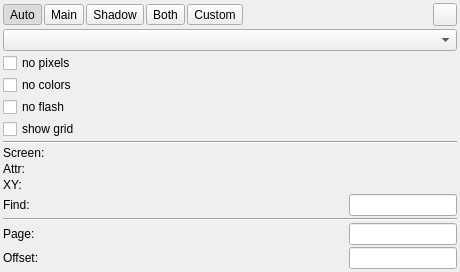
This is ui/dbgwidgets/form_zxscreen.ui in Volutar/xpeccy-plus as Qt 5 draws it before an edit. The edited form follows.
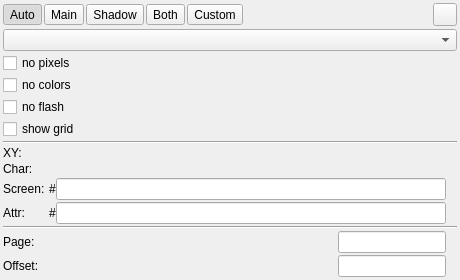
This is the edited form. Icons and pictures are not drawn. Custom widgets are drawn as their Qt base class.

Commit message:
screen panel: one field both reads an address and finds one
The two addresses are fields you can type into now, so the separate Find box
is gone: point at a dot to read them, or type one in to see where it lands.
Where the dot is has its own two lines, in pixels and in character cells, and
everything says so with dashes when nothing is pointed at.

Tooltips across the panel are short phrases rather than sentences.

Patch:
```diff
--- a/ui/dbgwidgets/form_zxscreen.ui
+++ b/ui/dbgwidgets/form_zxscreen.ui
@@ -207,52 +207,6 @@
           <number>2</number>
          </property>
          <item row="0" column="0">
-          <widget class="QLabel" name="labScrPixCap">
-           <property name="toolTip">
-            <string>Address of the byte holding the dot under the cursor, and which bit of it the dot is. Right click to copy the address</string>
-           </property>
-           <property name="text">
-            <string>Screen:</string>
-           </property>
-          </widget>
-         </item>
-         <item row="0" column="1">
-          <widget class="QLabel" name="labScrPix">
-           <property name="toolTip">
-            <string>Address of the byte holding the dot under the cursor, and which bit of it the dot is. Right click to copy the address</string>
-           </property>
-           <property name="text">
-            <string/>
-           </property>
-           <property name="alignment">
-            <set>Qt::AlignRight|Qt::AlignVCenter</set>
-           </property>
-          </widget>
-         </item>
-         <item row="1" column="0">
-          <widget class="QLabel" name="labScrAtrCap">
-           <property name="toolTip">
-            <string>Address of the attribute byte colouring the cell under the cursor. Right click to copy it</string>
-           </property>
-           <property name="text">
-            <string>Attr:</string>
-           </property>
-          </widget>
-         </item>
-         <item row="1" column="1">
-          <widget class="QLabel" name="labScrAtr">
-           <property name="toolTip">
-            <string>Address of the attribute byte colouring the cell under the cursor. Right click to copy it</string>
-           </property>
-           <property name="text">
-            <string/>
-           </property>
-           <property name="alignment">
-            <set>Qt::AlignRight|Qt::AlignVCenter</set>
-           </property>
-          </widget>
-         </item>
-         <item row="2" column="0">
           <widget class="QLabel" name="labScrXYCap">
            <property name="toolTip">
             <string>Where the cursor is on the screen, in pixels from the top left corner</string>
@@ -262,7 +216,7 @@
            </property>
           </widget>
          </item>
-         <item row="2" column="1">
+         <item row="0" column="1" colspan="2">
           <widget class="QLabel" name="labScrXY">
            <property name="toolTip">
             <string>Where the cursor is on the screen, in pixels from the top left corner</string>
@@ -275,24 +229,111 @@
            </property>
           </widget>
          </item>
+         <item row="1" column="0">
+          <widget class="QLabel" name="labScrCharCap">
+           <property name="toolTip">
+            <string>Position in character cells</string>
+           </property>
+           <property name="text">
+            <string>Char:</string>
+           </property>
+          </widget>
+         </item>
+         <item row="1" column="1" colspan="2">
+          <widget class="QLabel" name="labScrChar">
+           <property name="toolTip">
+            <string>Position in character cells</string>
+           </property>
+           <property name="text">
+            <string></string>
+           </property>
+           <property name="alignment">
+            <set>Qt::AlignRight|Qt::AlignVCenter</set>
+           </property>
+          </widget>
+         </item>
+         <item row="2" column="0">
+          <widget class="QLabel" name="labScrPixCap">
+           <property name="toolTip">
+            <string>Pixel byte address. Type to find</string>
+           </property>
+           <property name="text">
+            <string>Screen:</string>
+           </property>
+          </widget>
+         </item>
+         <item row="2" column="1" alignment="Qt::AlignRight">
+          <layout class="QHBoxLayout" name="leScrLay">
+           <property name="spacing">
+            <number>0</number>
+           </property>
+           <item>
+          <widget class="QLabel" name="labScrPixPfx">
+           <property name="text">
+            <string>#</string>
+           </property>
+           <property name="indent">
+            <number>0</number>
+           </property>
+          </widget>
+           </item>
+           <item>
+            <widget class="xHexSpin" name="leScr">
+             <property name="toolTip">
+              <string>Pixel byte address. Type to find</string>
+             </property>
+            </widget>
+           </item>
+          </layout>
+         </item>
+         <item row="2" column="2">
+          <widget class="QLabel" name="labScrBit">
+           <property name="toolTip">
+            <string>Which bit the dot is</string>
+           </property>
+           <property name="text">
+            <string></string>
+           </property>
+           <property name="indent">
+            <number>0</number>
+           </property>
+          </widget>
+         </item>
          <item row="3" column="0">
-          <widget class="QLabel" name="labScrFindCap">
+          <widget class="QLabel" name="labScrAtrCap">
            <property name="toolTip">
             <string>Type an address and the picture marks the dot it holds - the raster or the attributes, whichever the address is</string>
            </property>
            <property name="text">
-            <string>Find:</string>
+            <string>Attr:</string>
            </property>
           </widget>
          </item>
          <item row="3" column="1" alignment="Qt::AlignRight">
-          <widget class="xHexSpin" name="leScrFind">
-           <property name="toolTip">
-            <string>Type an address and the picture marks the dot it holds - the raster or the attributes, whichever the address is</string>
+          <layout class="QHBoxLayout" name="leAtrLay">
+           <property name="spacing">
+            <number>0</number>
+           </property>
+           <item>
+          <widget class="QLabel" name="labScrAtrPfx">
+           <property name="text">
+            <string>#</string>
+           </property>
+           <property name="indent">
+            <number>0</number>
            </property>
           </widget>
+           </item>
+           <item>
+            <widget class="xHexSpin" name="leAtr">
+             <property name="toolTip">
+              <string>Attribute byte address. Type to find</string>
+             </property>
+            </widget>
+           </item>
+          </layout>
          </item>
-         <item row="4" column="0" colspan="2">
+         <item row="4" column="0" colspan="3">
           <widget class="Line" name="lineScrTwo">
            <property name="orientation">
             <enum>Qt::Horizontal</enum>
```
Left out of the diff: 34 changed lines with no effect on the pictures. The commit also changes 5 other files.
